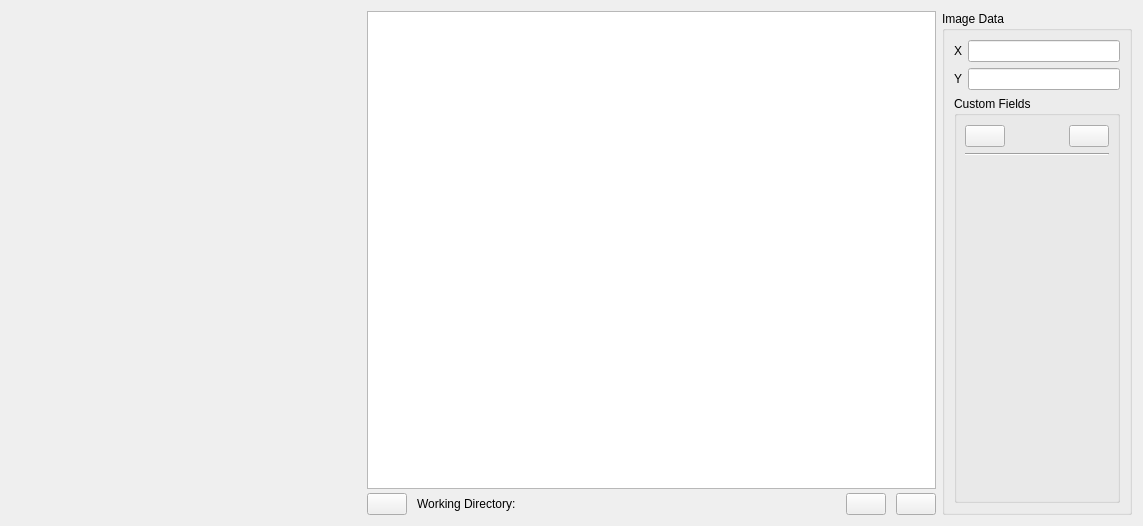
Before: the Qt Designer form ddg/central_widget.ui in persts/DotDotGoose, drawn with Qt 5.
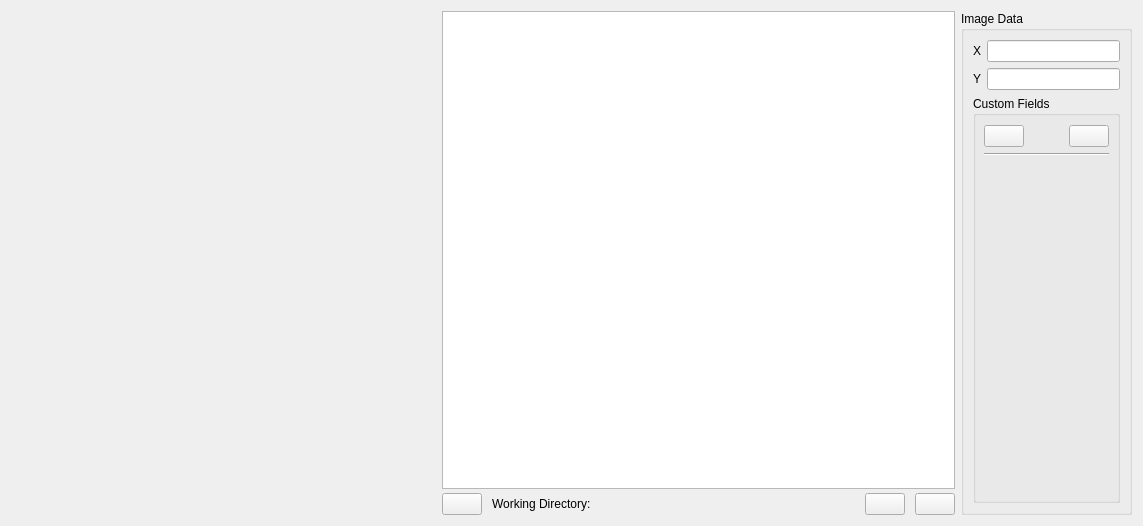
After: the same form once the commit is applied. Icons and pictures are not drawn. Custom widgets are drawn as their Qt base class.

Commit message: Layout fix for translations and OSX menu

The edit to the form file:
```diff
--- a/ddg/central_widget.ui
+++ b/ddg/central_widget.ui
@@ -24,7 +24,7 @@
      </property>
      <property name="minimumSize">
       <size>
-       <width>350</width>
+       <width>425</width>
        <height>0</height>
       </size>
      </property>
```
Left out of the diff: 10 changed lines with no effect on the pictures. The commit also changes 1 other file.
